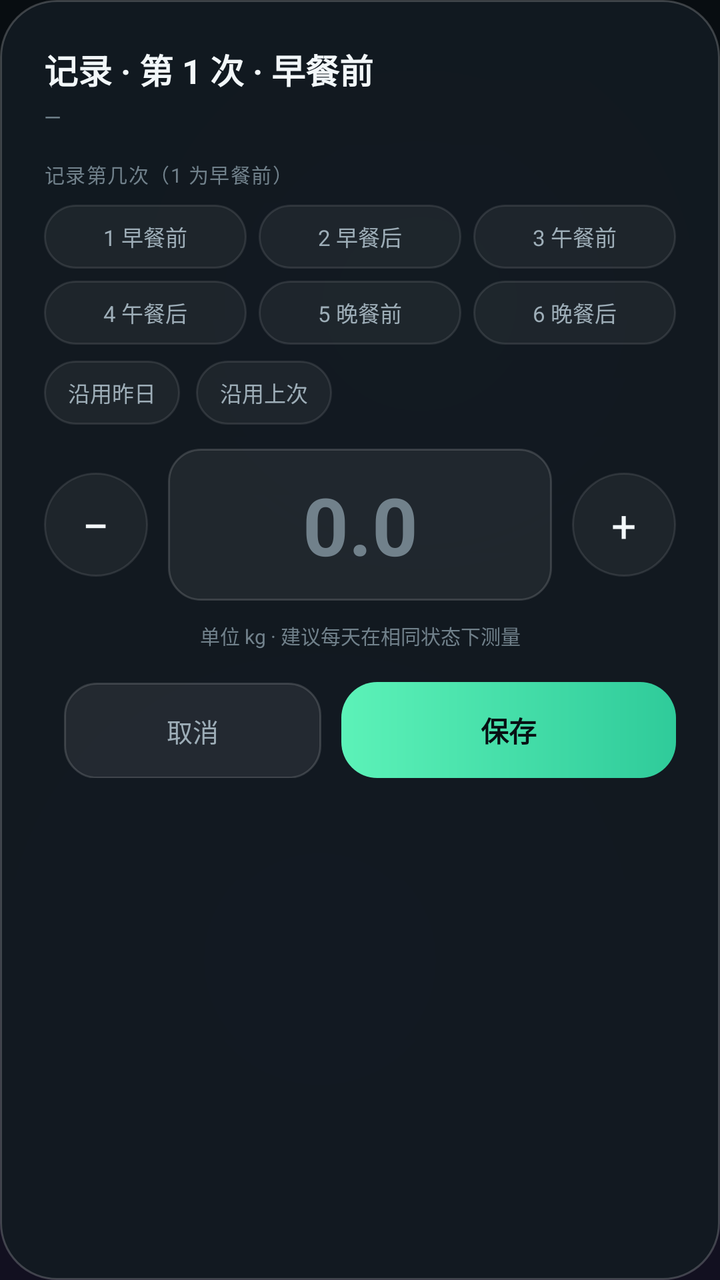
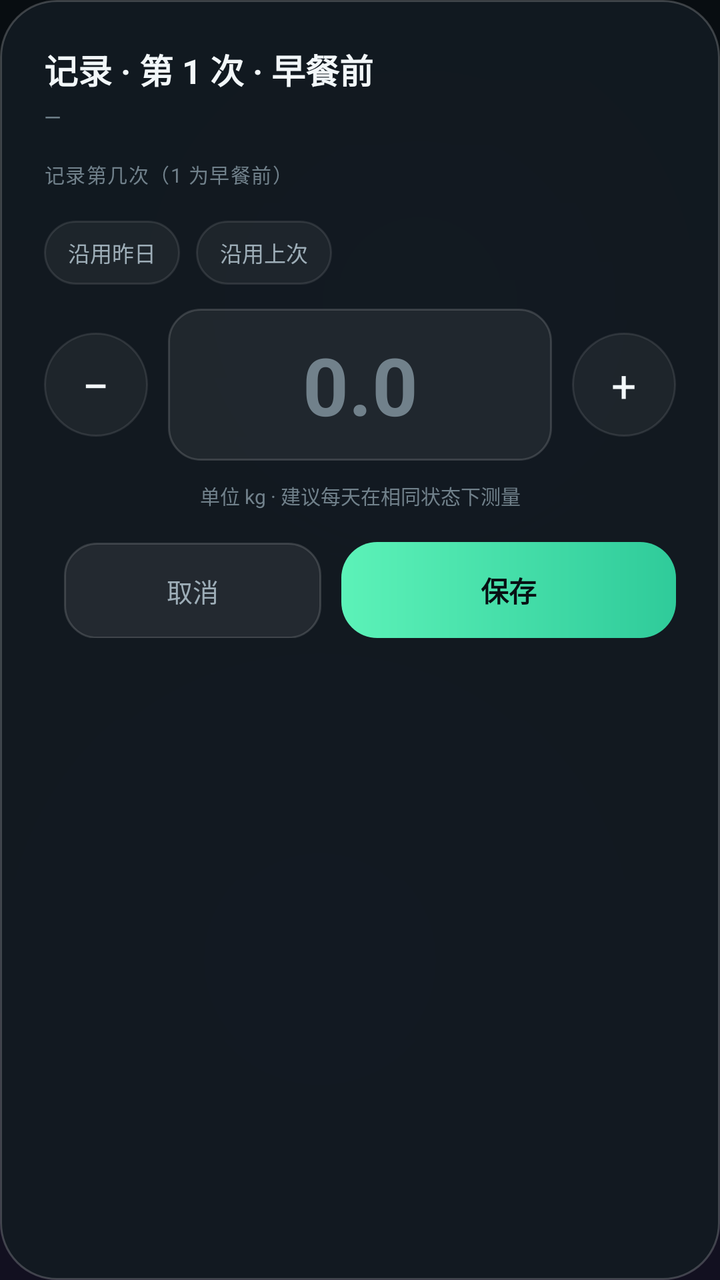

Compare the two renders of this Android layout. The source of the first and the diff that turns it into the second are given below.
<!-- AndroidManifest.xml: application theme Theme.WeightDiary -->
<!-- res/layout/dialog_weight.xml -->
<?xml version="1.0" encoding="utf-8"?>
<LinearLayout xmlns:android="http://schemas.android.com/apk/res/android"
    android:layout_width="match_parent"
    android:layout_height="wrap_content"
    android:background="@drawable/bg_sheet"
    android:orientation="vertical"
    android:padding="22dp">

    <TextView
        android:id="@+id/dialogTitle"
        android:layout_width="wrap_content"
        android:layout_height="wrap_content"
        android:text="记录 · 第 1 次 · 早餐前"
        android:textColor="@color/text_primary"
        android:textSize="17sp"
        android:textStyle="bold" />

    <TextView
        android:id="@+id/dialogSub"
        android:layout_width="wrap_content"
        android:layout_height="wrap_content"
        android:layout_marginTop="4dp"
        android:text="—"
        android:textColor="@color/text_tertiary"
        android:textSize="11sp" />

    <TextView
        android:layout_width="wrap_content"
        android:layout_height="wrap_content"
        android:layout_marginTop="14dp"
        android:letterSpacing="0.05"
        android:text="记录第几次（1 为早餐前）"
        android:textColor="@color/text_tertiary"
        android:textSize="10sp" />

    <LinearLayout
        android:layout_width="match_parent"
        android:layout_height="wrap_content"
        android:layout_marginTop="8dp"
        android:orientation="horizontal">

        <TextView
            android:id="@+id/slotChip0"
            android:layout_width="0dp"
            android:layout_height="32dp"
            android:layout_weight="1"
            android:background="@drawable/bg_pill_off"
            android:clickable="true"
            android:focusable="true"
            android:gravity="center"
            android:text="1 早餐前"
            android:textColor="@color/text_secondary"
            android:textSize="11sp" />

        <TextView
            android:id="@+id/slotChip1"
            android:layout_width="0dp"
            android:layout_height="32dp"
            android:layout_marginStart="6dp"
            android:layout_weight="1"
            android:background="@drawable/bg_pill_off"
            android:clickable="true"
            android:focusable="true"
            android:gravity="center"
            android:text="2 早餐后"
            android:textColor="@color/text_secondary"
            android:textSize="11sp" />

        <TextView
            android:id="@+id/slotChip2"
            android:layout_width="0dp"
            android:layout_height="32dp"
            android:layout_marginStart="6dp"
            android:layout_weight="1"
            android:background="@drawable/bg_pill_off"
            android:clickable="true"
            android:focusable="true"
            android:gravity="center"
            android:text="3 午餐前"
            android:textColor="@color/text_secondary"
            android:textSize="11sp" />
    </LinearLayout>

    <LinearLayout
        android:layout_width="match_parent"
        android:layout_height="wrap_content"
        android:layout_marginTop="6dp"
        android:orientation="horizontal">

        <TextView
            android:id="@+id/slotChip3"
            android:layout_width="0dp"
            android:layout_height="32dp"
            android:layout_weight="1"
            android:background="@drawable/bg_pill_off"
            android:clickable="true"
            android:focusable="true"
            android:gravity="center"
            android:text="4 午餐后"
            android:textColor="@color/text_secondary"
            android:textSize="11sp" />

        <TextView
            android:id="@+id/slotChip4"
            android:layout_width="0dp"
            android:layout_height="32dp"
            android:layout_marginStart="6dp"
            android:layout_weight="1"
            android:background="@drawable/bg_pill_off"
            android:clickable="true"
            android:focusable="true"
            android:gravity="center"
            android:text="5 晚餐前"
            android:textColor="@color/text_secondary"
            android:textSize="11sp" />

        <TextView
            android:id="@+id/slotChip5"
            android:layout_width="0dp"
            android:layout_height="32dp"
            android:layout_marginStart="6dp"
            android:layout_weight="1"
            android:background="@drawable/bg_pill_off"
            android:clickable="true"
            android:focusable="true"
            android:gravity="center"
            android:text="6 晚餐后"
            android:textColor="@color/text_secondary"
            android:textSize="11sp" />
    </LinearLayout>

    <TextView
        android:id="@+id/dialogPrev"
        android:layout_width="wrap_content"
        android:layout_height="wrap_content"
        android:layout_marginTop="10dp"
        android:text="—"
        android:textColor="@color/text_tertiary"
        android:textSize="10sp"
        android:visibility="gone" />

    <LinearLayout
        android:layout_width="match_parent"
        android:layout_height="wrap_content"
        android:layout_marginTop="8dp"
        android:orientation="horizontal">

        <TextView
            android:id="@+id/btnFillYesterday"
            android:layout_width="wrap_content"
            android:layout_height="32dp"
            android:background="@drawable/bg_pill_off"
            android:clickable="true"
            android:focusable="true"
            android:gravity="center"
            android:paddingStart="12dp"
            android:paddingEnd="12dp"
            android:text="沿用昨日"
            android:textColor="@color/text_secondary"
            android:textSize="11sp" />

        <TextView
            android:id="@+id/btnFillLast"
            android:layout_width="wrap_content"
            android:layout_height="32dp"
            android:layout_marginStart="8dp"
            android:background="@drawable/bg_pill_off"
            android:clickable="true"
            android:focusable="true"
            android:gravity="center"
            android:paddingStart="12dp"
            android:paddingEnd="12dp"
            android:text="沿用上次"
            android:textColor="@color/text_secondary"
            android:textSize="11sp" />
    </LinearLayout>

    <LinearLayout
        android:layout_width="match_parent"
        android:layout_height="wrap_content"
        android:layout_marginTop="12dp"
        android:gravity="center_vertical"
        android:orientation="horizontal">

        <FrameLayout
            android:id="@+id/btnMinus"
            android:layout_width="52dp"
            android:layout_height="52dp"
            android:background="@drawable/bg_pill_off"
            android:clickable="true"
            android:focusable="true">

            <TextView
                android:layout_width="wrap_content"
                android:layout_height="wrap_content"
                android:layout_gravity="center"
                android:text="−"
                android:textColor="@color/text_primary"
                android:textSize="24sp" />
        </FrameLayout>

        <EditText
            android:id="@+id/etWeight"
            android:layout_width="0dp"
            android:layout_height="76dp"
            android:layout_marginStart="10dp"
            android:layout_marginEnd="10dp"
            android:layout_weight="1"
            android:background="@drawable/bg_input"
            android:gravity="center"
            android:hint="0.0"
            android:importantForAutofill="no"
            android:inputType="numberDecimal"
            android:maxLength="6"
            android:paddingStart="6dp"
            android:paddingEnd="6dp"
            android:singleLine="true"
            android:textColor="@color/text_primary"
            android:textColorHint="@color/text_tertiary"
            android:textSize="40sp"
            android:textStyle="bold" />

        <FrameLayout
            android:id="@+id/btnPlus"
            android:layout_width="52dp"
            android:layout_height="52dp"
            android:background="@drawable/bg_pill_off"
            android:clickable="true"
            android:focusable="true">

            <TextView
                android:layout_width="wrap_content"
                android:layout_height="wrap_content"
                android:layout_gravity="center"
                android:text="+"
                android:textColor="@color/text_primary"
                android:textSize="22sp" />
        </FrameLayout>
    </LinearLayout>

    <TextView
        android:layout_width="match_parent"
        android:layout_height="wrap_content"
        android:layout_marginTop="10dp"
        android:gravity="center"
        android:text="单位 kg · 建议每天在相同状态下测量"
        android:textColor="@color/text_tertiary"
        android:textSize="10sp" />

    <LinearLayout
        android:layout_width="match_parent"
        android:layout_height="wrap_content"
        android:layout_marginTop="16dp"
        android:orientation="horizontal">

        <TextView
            android:id="@+id/btnDelete"
            android:layout_width="0dp"
            android:layout_height="48dp"
            android:layout_weight="1"
            android:background="@drawable/bg_button_ghost"
            android:clickable="true"
            android:focusable="true"
            android:gravity="center"
            android:text="删除"
            android:textColor="@color/coral"
            android:textSize="13sp"
            android:visibility="gone" />

        <TextView
            android:id="@+id/btnCancel"
            android:layout_width="0dp"
            android:layout_height="48dp"
            android:layout_marginStart="10dp"
            android:layout_weight="1"
            android:background="@drawable/bg_button_ghost"
            android:clickable="true"
            android:focusable="true"
            android:gravity="center"
            android:text="取消"
            android:textColor="@color/text_secondary"
            android:textSize="13sp" />

        <TextView
            android:id="@+id/btnSave"
            android:layout_width="0dp"
            android:layout_height="48dp"
            android:layout_marginStart="10dp"
            android:layout_weight="1.3"
            android:background="@drawable/bg_button_primary"
            android:clickable="true"
            android:focusable="true"
            android:gravity="center"
            android:text="保存"
            android:textColor="@color/ink"
            android:textSize="14sp"
            android:textStyle="bold" />
    </LinearLayout>
</LinearLayout>
<!-- resources referenced by this layout -->
<resources>
  <color name="coral">#FF8B7A</color>
  <color name="ink">#081114</color>
  <color name="text_primary">#F2F7F9</color>
  <color name="text_secondary">#9EAEB8</color>
  <color name="text_tertiary">#71818B</color>
  <!-- drawable bg_button_ghost (drawable) -->
  <?xml version="1.0" encoding="utf-8"?>
  <ripple xmlns:android="http://schemas.android.com/apk/res/android" android:color="#33FFFFFF">
      <item>
          <shape android:shape="rectangle">
              <corners android:radius="16dp" />
              <solid android:color="#12FFFFFF" />
              <stroke android:width="1dp" android:color="#26FFFFFF" />
          </shape>
      </item>
  </ripple>
  <!-- drawable bg_button_primary (drawable) -->
  <?xml version="1.0" encoding="utf-8"?>
  <ripple xmlns:android="http://schemas.android.com/apk/res/android" android:color="#55FFFFFF">
      <item>
          <shape android:shape="rectangle">
              <corners android:radius="18dp" />
              <gradient
                  android:angle="0"
                  android:startColor="#5CF2B8"
                  android:endColor="#2FCB9A" />
          </shape>
      </item>
  </ripple>
  <!-- drawable bg_input (drawable) -->
  <?xml version="1.0" encoding="utf-8"?>
  <shape xmlns:android="http://schemas.android.com/apk/res/android" android:shape="rectangle">
      <corners android:radius="16dp" />
      <solid android:color="#0FFFFFFF" />
      <stroke android:width="1dp" android:color="#26FFFFFF" />
  </shape>
  <!-- drawable bg_pill_off (drawable) -->
  <?xml version="1.0" encoding="utf-8"?>
  <ripple xmlns:android="http://schemas.android.com/apk/res/android" android:color="#33FFFFFF">
      <item>
          <shape android:shape="rectangle">
              <corners android:radius="999dp" />
              <solid android:color="#0DFFFFFF" />
              <stroke android:width="1dp" android:color="#1AFFFFFF" />
          </shape>
      </item>
  </ripple>
  <!-- drawable bg_sheet (drawable) -->
  <?xml version="1.0" encoding="utf-8"?>
  <shape xmlns:android="http://schemas.android.com/apk/res/android" android:shape="rectangle">
      <corners android:radius="28dp" />
      <solid android:color="#F2121A21" />
      <stroke android:width="1dp" android:color="#33FFFFFF" />
  </shape>
  <style name="Theme.WeightDiary" parent="@android:style/Theme.Material.NoActionBar">
          <item name="android:windowBackground">@drawable/bg_app</item>
          <item name="android:colorAccent">@color/mint</item>
          <item name="android:statusBarColor">@color/transparent</item>
          <item name="android:navigationBarColor">@color/transparent</item>
          <item name="android:windowLightStatusBar">false</item>
          <item name="android:windowLightNavigationBar">false</item>
          <item name="android:windowNoTitle">true</item>
          <item name="android:windowActionBar">false</item>
          <item name="android:fontFamily">sans-serif</item>
          <item name="android:windowDrawsSystemBarBackgrounds">true</item>
      </style>
  <color name="mint">#46E0A8</color>
  <color name="transparent">#00000000</color>
  <!-- unchanged entries left out for length: 1 -->
</resources>

<!-- the commit's change to res/layout/dialog_weight.xml (unified diff, before → after) -->
@@ -34,100 +34,11 @@
         android:textSize="10sp" />
 
     <LinearLayout
+        android:id="@+id/slotPicker"
         android:layout_width="match_parent"
         android:layout_height="wrap_content"
         android:layout_marginTop="8dp"
-        android:orientation="horizontal">
-
-        <TextView
-            android:id="@+id/slotChip0"
-            android:layout_width="0dp"
-            android:layout_height="32dp"
-            android:layout_weight="1"
-            android:background="@drawable/bg_pill_off"
-            android:clickable="true"
-            android:focusable="true"
-            android:gravity="center"
-            android:text="1 早餐前"
-            android:textColor="@color/text_secondary"
-            android:textSize="11sp" />
-
-        <TextView
-            android:id="@+id/slotChip1"
-            android:layout_width="0dp"
-            android:layout_height="32dp"
-            android:layout_marginStart="6dp"
-            android:layout_weight="1"
-            android:background="@drawable/bg_pill_off"
-            android:clickable="true"
-            android:focusable="true"
-            android:gravity="center"
-            android:text="2 早餐后"
-            android:textColor="@color/text_secondary"
-            android:textSize="11sp" />
-
-        <TextView
-            android:id="@+id/slotChip2"
-            android:layout_width="0dp"
-            android:layout_height="32dp"
-            android:layout_marginStart="6dp"
-            android:layout_weight="1"
-            android:background="@drawable/bg_pill_off"
-            android:clickable="true"
-            android:focusable="true"
-            android:gravity="center"
-            android:text="3 午餐前"
-            android:textColor="@color/text_secondary"
-            android:textSize="11sp" />
-    </LinearLayout>
-
-    <LinearLayout
-        android:layout_width="match_parent"
-        android:layout_height="wrap_content"
-        android:layout_marginTop="6dp"
-        android:orientation="horizontal">
-
-        <TextView
-            android:id="@+id/slotChip3"
-            android:layout_width="0dp"
-            android:layout_height="32dp"
-            android:layout_weight="1"
-            android:background="@drawable/bg_pill_off"
-            android:clickable="true"
-            android:focusable="true"
-            android:gravity="center"
-            android:text="4 午餐后"
-            android:textColor="@color/text_secondary"
-            android:textSize="11sp" />
-
-        <TextView
-            android:id="@+id/slotChip4"
-            android:layout_width="0dp"
-            android:layout_height="32dp"
-            android:layout_marginStart="6dp"
-            android:layout_weight="1"
-            android:background="@drawable/bg_pill_off"
-            android:clickable="true"
-            android:focusable="true"
-            android:gravity="center"
-            android:text="5 晚餐前"
-            android:textColor="@color/text_secondary"
-            android:textSize="11sp" />
-
-        <TextView
-            android:id="@+id/slotChip5"
-            android:layout_width="0dp"
-            android:layout_height="32dp"
-            android:layout_marginStart="6dp"
-            android:layout_weight="1"
-            android:background="@drawable/bg_pill_off"
-            android:clickable="true"
-            android:focusable="true"
-            android:gravity="center"
-            android:text="6 晚餐后"
-            android:textColor="@color/text_secondary"
-            android:textSize="11sp" />
-    </LinearLayout>
+        android:orientation="vertical" />
 
     <TextView
         android:id="@+id/dialogPrev"
